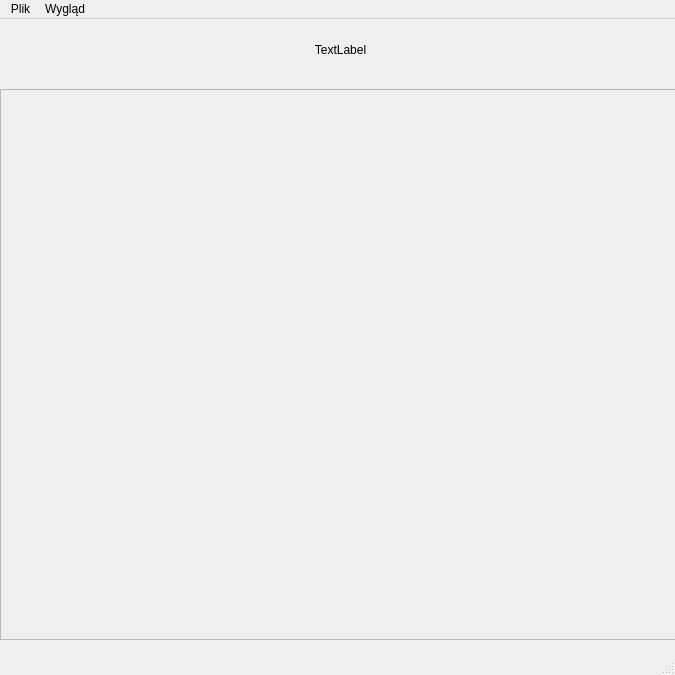
This is CTF_QA_gui.ui in putrequest/PUTcyberCONF-CTF_QA as Qt 5 draws it before an edit. The edited form follows.
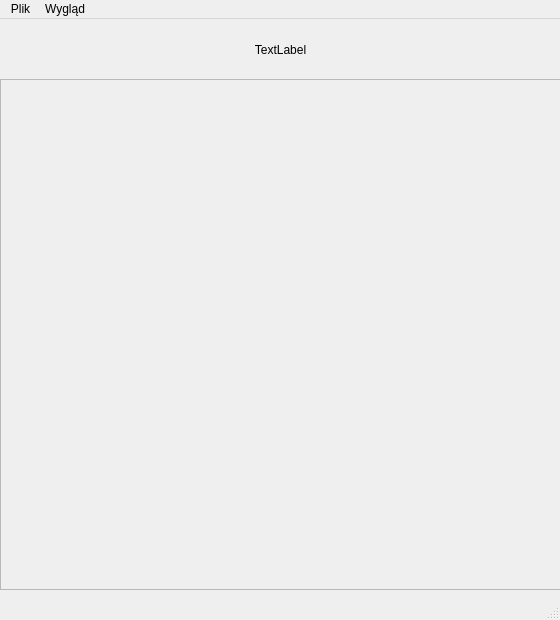
This is the edited form.

Diff of the .ui file:
```diff
--- a/CTF_QA_gui.ui
+++ b/CTF_QA_gui.ui
@@ -6,8 +6,8 @@
    <rect>
     <x>0</x>
     <y>0</y>
-    <width>675</width>
-    <height>675</height>
+    <width>560</width>
+    <height>620</height>
    </rect>
   </property>
   <property name="windowTitle">
@@ -18,9 +18,9 @@
     <property name="geometry">
      <rect>
       <x>0</x>
-      <y>70</y>
-      <width>681</width>
-      <height>551</height>
+      <y>60</y>
+      <width>561</width>
+      <height>511</height>
      </rect>
     </property>
     <property name="widgetResizable">
@@ -31,8 +31,8 @@
       <rect>
        <x>0</x>
        <y>0</y>
-       <width>679</width>
-       <height>549</height>
+       <width>559</width>
+       <height>509</height>
       </rect>
      </property>
     </widget>
@@ -40,12 +40,15 @@
    <widget class="QLabel" name="title">
     <property name="geometry">
      <rect>
-      <x>100</x>
+      <x>40</x>
       <y>0</y>
       <width>481</width>
       <height>61</height>
      </rect>
     </property>
+    <property name="styleSheet">
+     <string notr="true">background-color: #00000000;</string>
+    </property>
     <property name="text">
      <string>TextLabel</string>
     </property>
@@ -60,7 +63,7 @@
     <rect>
      <x>0</x>
      <y>0</y>
-     <width>675</width>
+     <width>560</width>
      <height>21</height>
     </rect>
    </property>
```
